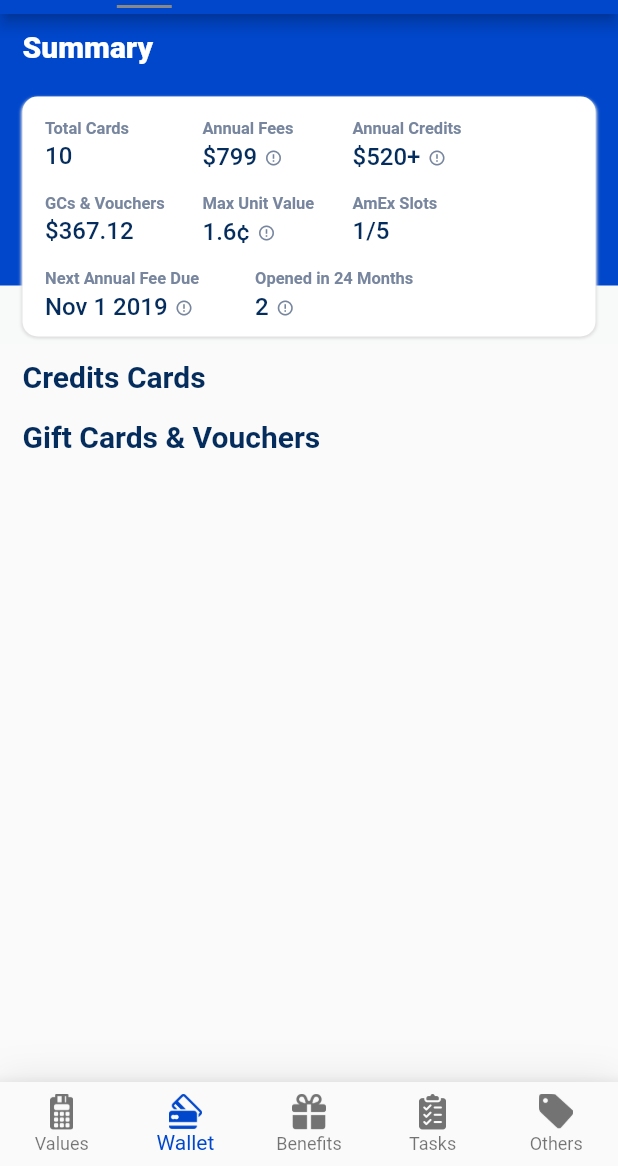
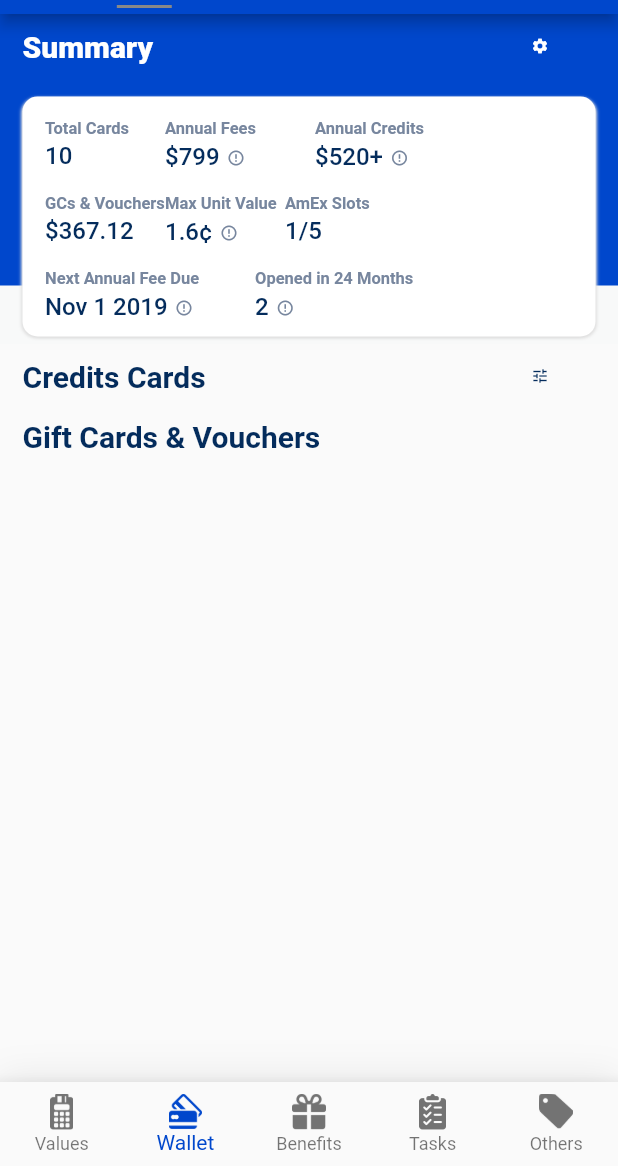
Before and after one commit to lingxiao1989/flutter-go-master, a Flutter app: the screen it shows after launch, item 2 of the bottom bar chosen, on a phone screen of 412 x 824 dp, the part 70-1236 px from its top. Run offline on Flutter 3.47's test engine with Material 2 defaults, Android fonts, the phone set to English and light mode, and no system bars; our stand-ins replace bloc, cookie_jar, dio, event_bus, firebase_analytics, fluro and 8 more; missing offline and left inert: city_pickers, flutter_webview_plugin; accounts and stored records are empty; Roboto replaces fonts that are missing (Avenir, ProximaNova); statements that could not run were skipped.

Commit message:
page update

```diff
--- a/lib/views/wallet_page/wallet_contents_page.dart
+++ b/lib/views/wallet_page/wallet_contents_page.dart
@@ -126,6 +126,18 @@ class SecondPageState extends State<SecondPage> with AutomaticKeepAliveClientMix
                   ),
                 ),
                 PositionedDirectional(
+                  top: 10,
+                  end: 15,
+                  child: IconButton(
+                    padding: const EdgeInsets.all(5.0),
+                    color: Colors.white,
+                    iconSize: 12.0,
+                    alignment: Alignment.topLeft,
+                    icon: Icon(Icons.settings),
+                    onPressed:(){},
+                  )
+                ),
+                PositionedDirectional(
                   start: 0,
                   end: 0,
                   bottom: -1,
@@ -156,7 +168,13 @@ class SecondPageState extends State<SecondPage> with AutomaticKeepAliveClientMix
                         PositionedDirectional(
                           top:15,
                           start:15,
+                          end:15,
+                          child: Container(
                             height: 50,
+                            child: Row(
+                              children: <Widget>[
+                                Container(
+                                  alignment: Alignment.centerLeft,
                                   child: Column(
                                     children: <Widget>[
                                       Container(
@@ -192,10 +210,8 @@ class SecondPageState extends State<SecondPage> with AutomaticKeepAliveClientMix
                                     ],
                                   )
                                 ),
-                        PositionedDirectional(
-                          top:15,
-                          start:120,
-                          height: 50,
+                                Container(
+                                  alignment: Alignment.center,
                                   child: Column(
                                     children: <Widget>[
                                       Container(
@@ -239,14 +255,12 @@ class SecondPageState extends State<SecondPage> with AutomaticKeepAliveClientMix
                                             )
                                           ],
                                         )
-                              )
+                                      ),
                                     ],
-                          )
                                   ),
-                        PositionedDirectional(
-                          top:15,
-                          start:220,
-                          height: 50,
+                                ),
+                                Container(
+                                  alignment: Alignment.centerRight,
                                   child: Column(
                                     children: <Widget>[
                                       Container(
@@ -292,12 +306,23 @@ class SecondPageState extends State<SecondPage> with AutomaticKeepAliveClientMix
                                           )
                                       )
                                     ],
+                                  ),
+                                )
+                              ],
+                            )
                           )
                         ),
+
                         PositionedDirectional(
                           top:65,
                           start:15,
+                          end:15,
+                          child: Container(
                             height: 50,
+                            child: Row(
+                              children: <Widget>[
+                                Container(
+                                  alignment: Alignment.centerLeft,
                                   child: Column(
                                     children: <Widget>[
                                       Container(
@@ -333,10 +358,8 @@ class SecondPageState extends State<SecondPage> with AutomaticKeepAliveClientMix
                                     ],
                                   )
                                 ),
-                        PositionedDirectional(
-                          top:65,
-                          start:120,
-                          height: 50,
+                                Container(
+                                  alignment: Alignment.center,
                                   child: Column(
                                     children: <Widget>[
                                       Container(
@@ -384,10 +407,8 @@ class SecondPageState extends State<SecondPage> with AutomaticKeepAliveClientMix
                                     ],
                                   )
                                 ),
-                        PositionedDirectional(
-                          top:65,
-                          start:220,
-                          height: 50,
+                                Container(
+                                  alignment: Alignment.centerRight,
                                   child: Column(
                                     children: <Widget>[
                                       Container(
@@ -422,11 +443,23 @@ class SecondPageState extends State<SecondPage> with AutomaticKeepAliveClientMix
                                       )
                                     ],
                                   )
+                                )
+                              ],
                             ),
+                          )
+                        ),
+
                         PositionedDirectional(
                           top:115,
                           start:15,
+                          end:15,
                           height:50,
+                          child: Container(
+                            height: 50,
+                            child: Row(
+                              children: <Widget>[
+                                Container(
+                                  alignment: Alignment.centerLeft,
                                   child: Column(
                                     children: <Widget>[
                                       Container(
@@ -474,12 +507,10 @@ class SecondPageState extends State<SecondPage> with AutomaticKeepAliveClientMix
                                         )
                                       )
                                     ],
-                          )
                                   ),
-                        PositionedDirectional(
-                          top:115,
-                          start:155,
-                          height:50,
+                                ),
+                                Container(
+                                  alignment: Alignment.centerRight,
                                   child: Column(
                                     children: <Widget>[
                                       Container(
@@ -527,6 +558,10 @@ class SecondPageState extends State<SecondPage> with AutomaticKeepAliveClientMix
                                           )
                                       )
                                     ],
+                                  ),
+                                )
+                              ],
+                            )
                           )
                         ),
                       ],
@@ -561,6 +596,20 @@ class SecondPageState extends State<SecondPage> with AutomaticKeepAliveClientMix
                       )
                     )
                   ),
+                ),
+                PositionedDirectional(
+                  top: 10,
+                  end: 15,
+                  child: IconButton(
+                    padding: const EdgeInsets.all(5.0),
+                    color: const Color(0xff042c5c),
+                    iconSize: 12.0,
+                    alignment: Alignment.topLeft,
+                    highlightColor: const Color(0xffffffff),
+                    splashColor: const Color(0xffffffff),
+                    icon: Icon(Icons.tune),
+                    onPressed:(){},
+                  )
                 ),
               ]
             )
```
Also changed, not shown: lib/components/list_view_item.dart (+4 -3 lines). Lines whose indentation alone changed are shown as unchanged.
